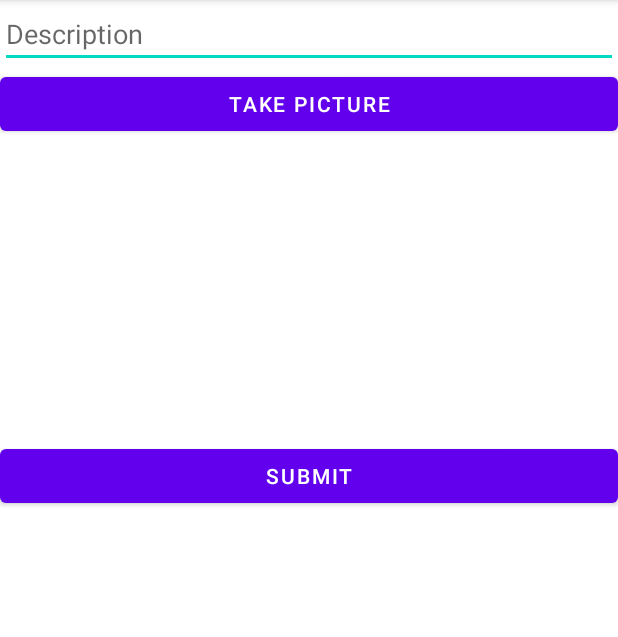
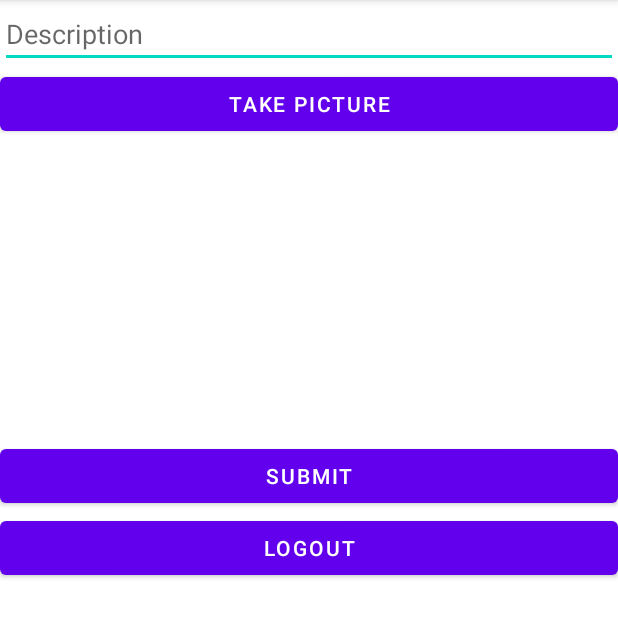
Before and after one commit to CharlotteW923/InstagramClone, an Android app: the MainActivity screen opened directly, with no data from a screen before it, on a phone screen of 412 x 824 dp, the part 84-721 px from its top. Run offline under Robolectric (Android 15) with nearby library versions, the phone set to English and light mode, and no system bars; libraries missing offline, so code that uses them is left out: com.parse.

```diff
--- a/app/src/main/java/com/example/instagramclone/MainActivity.java
+++ b/app/src/main/java/com/example/instagramclone/MainActivity.java
@@ -39,6 +39,7 @@ public class MainActivity extends AppCompatActivity {
     private Button btnSubmit;
     private File photoFile;
     private String photoFileName = "photo.jpg";
+    //private Button btnLogout;
 
     @Override
     protected void onCreate(Bundle savedInstanceState ) {
@@ -162,4 +163,17 @@ public class MainActivity extends AppCompatActivity {
                 }
             });
         }
+/*
+    btnLogout findViewById(R.id.btnLogin);
+        btnLogout.setOnClickListener(new View.OnClickListener() {
+        public void onClick(View view) {
+            goLoginActivity();
+        }
+    });
+        private void goLoginActivity(){
+            ParseUser.logOut();
+            ParseUser currentUser = ParseUser.getCurrentUser(); // this will now be null
+
+
+        }*/
     }
--- a/app/src/main/res/layout/activity_main.xml
+++ b/app/src/main/res/layout/activity_main.xml
@@ -33,5 +33,11 @@
         android:layout_height="wrap_content"
         android:text="Submit"/>
 
+    <Button
+        android:id="@+id/btnLogOut"
+        android:layout_width="match_parent"
+        android:layout_height="wrap_content"
+        android:text="Logout" />
+
 
 </LinearLayout>
```
Also changed, not shown: 1 other file.
